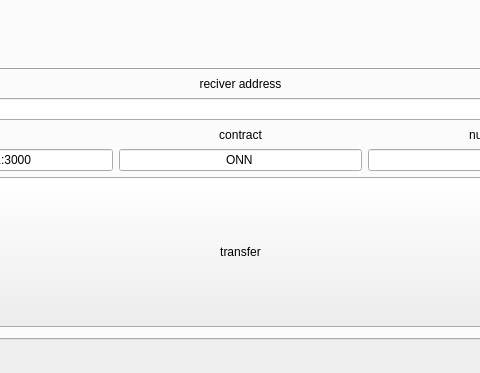
t2dk49580/OriginWallet, file MainWindow.ui: the form before one commit; both pictures show x 154 to 634 and y 227 to 600 of the 789 by 600 pixel window.
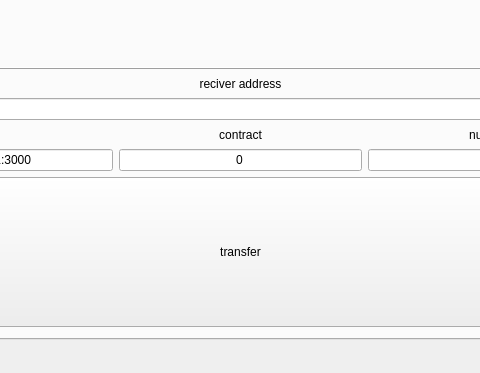
The form after the commit. The open tabs and pages were chosen to show the change.

Diff of the .ui file:
```diff
--- a/MainWindow.ui
+++ b/MainWindow.ui
@@ -160,7 +160,7 @@
           <item>
            <widget class="QLineEdit" name="le_contract">
             <property name="text">
-             <string>ONN</string>
+             <string>0</string>
             </property>
             <property name="alignment">
              <set>Qt::AlignCenter</set>
```
Left out of the diff: 2 changed lines with no effect on the pictures.
